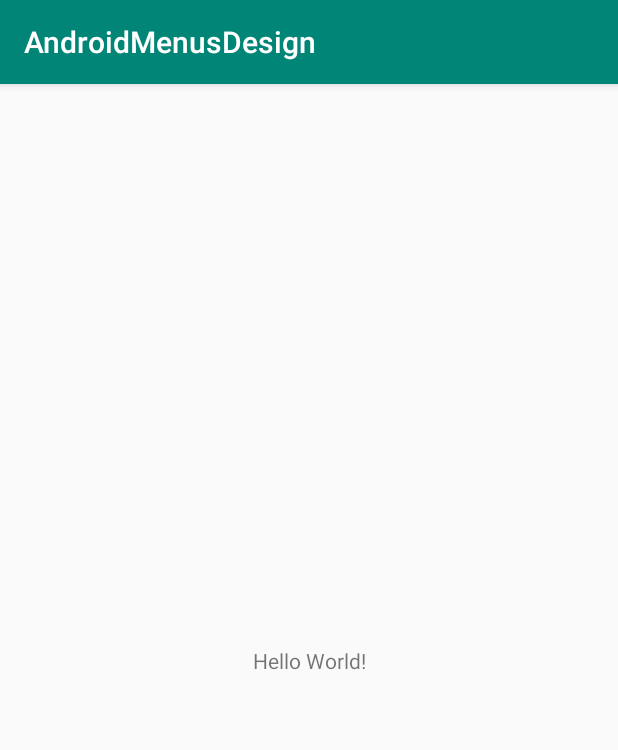
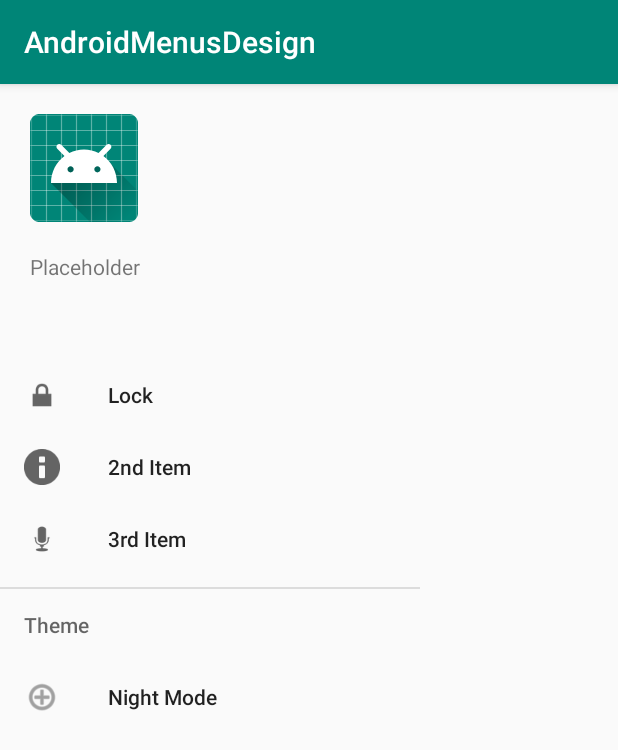
Before and after one commit to bloominstituteoftechnology/AndroidMenusDesign, an Android app: the screen it shows after launch (MainActivity), on a phone screen of 412 x 824 dp. Shown: the top 750 px of the screen. Run offline under Robolectric (Android 15) with nearby library versions, the phone set to English and light mode, and no system bars.

Commit message:
Add navigation drawer menu and header xml files.

```diff
--- a/app/build.gradle
+++ b/app/build.gradle
@@ -25,4 +25,5 @@ dependencies {
     testImplementation 'junit:junit:4.12'
     androidTestImplementation 'com.android.support.test:runner:1.0.2'
     androidTestImplementation 'com.android.support.test.espresso:espresso-core:3.0.2'
+    implementation 'com.android.support:design:28.0.0'
 }
--- a/app/src/main/java/com/example/androidmenusdesign/MainActivity.java
+++ b/app/src/main/java/com/example/androidmenusdesign/MainActivity.java
@@ -1,5 +1,8 @@
 package com.example.androidmenusdesign;
 
+import android.support.design.widget.NavigationView;
+import android.support.v4.widget.DrawerLayout;
+import android.support.v7.app.ActionBarDrawerToggle;
 import android.support.v7.app.AppCompatActivity;
 import android.os.Bundle;
 
@@ -9,5 +12,7 @@ public class MainActivity extends AppCompatActivity {
     protected void onCreate(Bundle savedInstanceState) {
         super.onCreate(savedInstanceState);
         setContentView(R.layout.activity_main);
+
+
     }
 }
--- a/app/src/main/res/layout/activity_main.xml
+++ b/app/src/main/res/layout/activity_main.xml
@@ -15,4 +15,17 @@
         app:layout_constraintRight_toRightOf="parent"
         app:layout_constraintTop_toTopOf="parent" />
 
+
+    <android.support.design.widget.NavigationView
+        app:layout_constraintTop_toTopOf="parent"
+        app:layout_constraintStart_toStartOf="parent"
+        android:id="@+id/nav_view"
+        android:layout_width="wrap_content"
+        android:layout_height="match_parent"
+        android:layout_gravity="start"
+        android:fitsSystemWindows="true"
+        app:headerLayout="@layout/main_activity_navdrawer_header"
+        app:menu="@menu/main_activity_navdrawer_menu" />
+
+
 </android.support.constraint.ConstraintLayout>
--- /dev/null
+++ b/app/src/main/res/layout/main_activity_navdrawer_header.xml
@@ -0,0 +1,26 @@
+<?xml version="1.0" encoding="utf-8"?>
+<android.support.constraint.ConstraintLayout xmlns:android="http://schemas.android.com/apk/res/android"
+    xmlns:app="http://schemas.android.com/apk/res-auto"
+    android:layout_width="match_parent"
+    android:layout_height="175dp"
+    android:orientation="vertical"
+    app:layout_constraintTop_toTopOf="parent">
+
+    <ImageView
+        android:id="@+id/image_header"
+        android:layout_width="wrap_content"
+        android:layout_height="wrap_content"
+        android:padding="20dp"
+        android:src="@mipmap/ic_launcher"
+        app:layout_constraintStart_toStartOf="parent"
+        app:layout_constraintTop_toTopOf="parent" />
+
+    <TextView
+        android:layout_width="wrap_content"
+        android:layout_height="wrap_content"
+        android:paddingLeft="20dp"
+        android:text="Placeholder"
+        app:layout_constraintStart_toStartOf="parent"
+        app:layout_constraintTop_toBottomOf="@id/image_header" />
+
+</android.support.constraint.ConstraintLayout>
--- /dev/null
+++ b/app/src/main/res/menu/main_activity_navdrawer_menu.xml
@@ -0,0 +1,26 @@
+<?xml version="1.0" encoding="utf-8"?>
+<menu xmlns:android="http://schemas.android.com/apk/res/android">
+    <group android:checkableBehavior="all">
+        <item
+            android:id="@+id/first_drawer_item"
+            android:icon="@android:drawable/ic_lock_lock"
+            android:title="Lock" />
+        <item
+            android:id="@+id/nav_first_item"
+            android:icon="@android:drawable/ic_dialog_info"
+            android:title="2nd Item" />
+        <item
+            android:id="@+id/nav_second_item"
+            android:icon="@android:drawable/ic_btn_speak_now"
+            android:title="3rd Item" />
+    </group>
+    <item android:title="Theme">
+        <menu>
+            <item
+                android:id="@+id/nav_first_in_submenu"
+                android:checkable="true"
+                android:icon="@android:drawable/ic_menu_add"
+                android:title="Night Mode" />
+        </menu>
+    </item>
+</menu>
--- a/app/src/main/res/values/strings.xml
+++ b/app/src/main/res/values/strings.xml
@@ -1,3 +1,5 @@
 <resources>
     <string name="app_name">AndroidMenusDesign</string>
+    <string name="navigation_drawer_open">Open Drawer</string>
+    <string name="navigation_drawer_close">Close Drawer</string>
 </resources>
```
